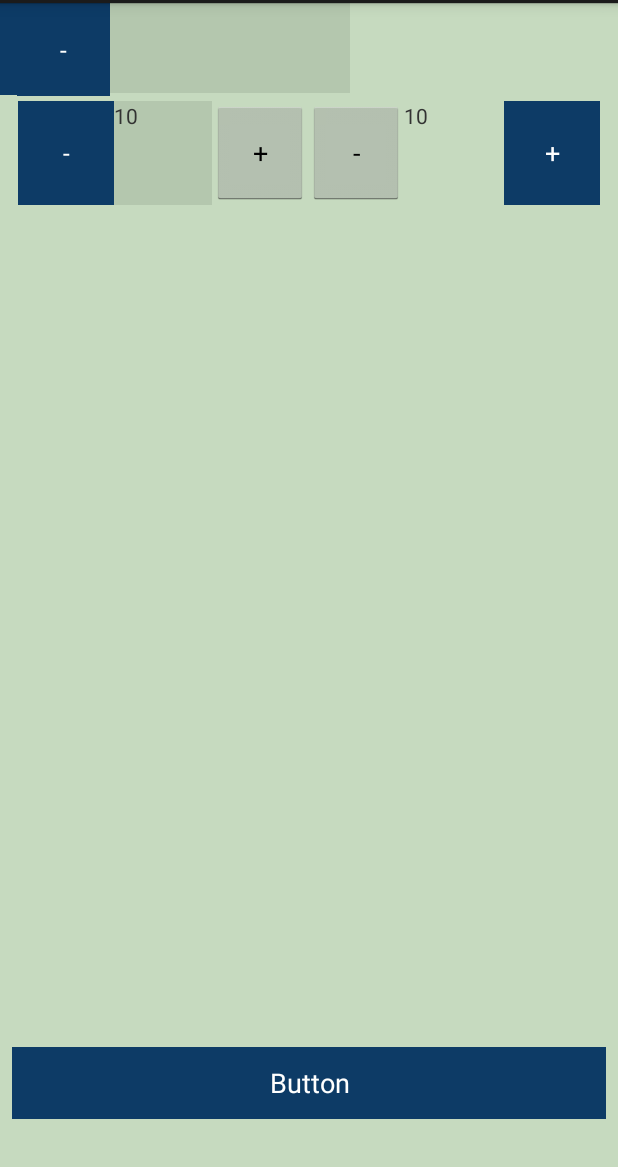
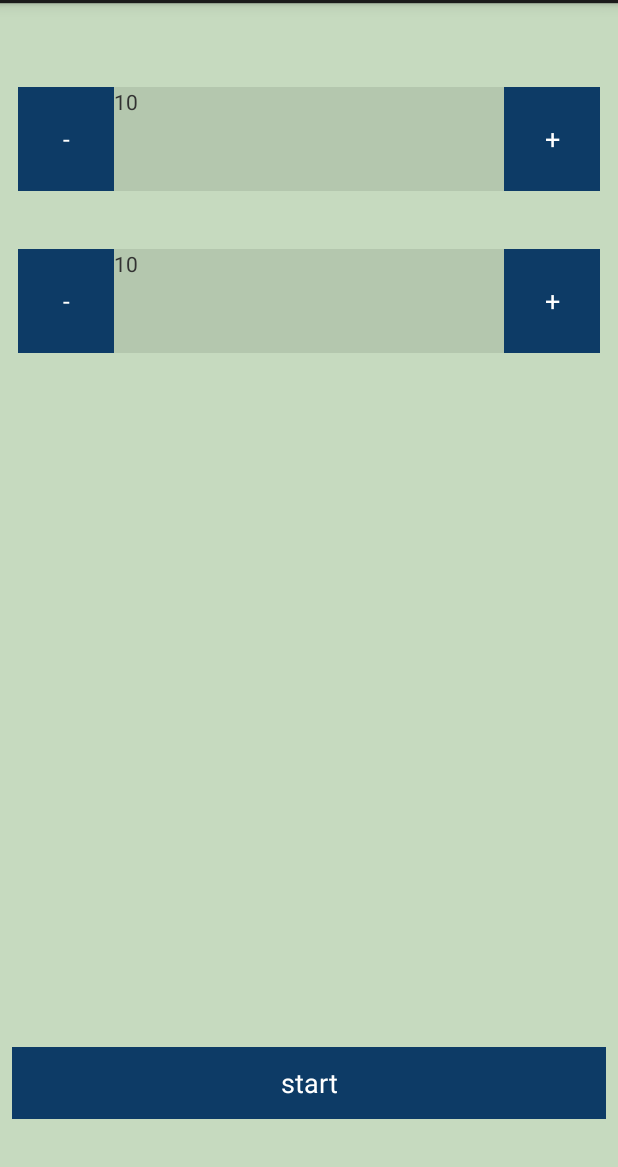
Before and after one commit to liquidwhale/SovietTimer, an Android app: the screen it shows after launch (MainActivity), on a phone screen of 412 x 824 dp, the part 69-1236 px from its top. Run offline under Robolectric (Android 15) with nearby library versions, the phone set to English and light mode, and no system bars.

Commit message:
add 2nd LinearLayout

```diff
--- a/app/src/main/java/cloud/akadem/soviettimer/MainActivity.java
+++ b/app/src/main/java/cloud/akadem/soviettimer/MainActivity.java
@@ -8,55 +8,54 @@ import android.widget.Button;
 import android.widget.TextView;
 
 public class MainActivity extends Activity {
-    public static final String EXTRA_TIME_PERIOD = "cloud.akadem.soviettimer.EXTRA_TIME_PERIOD";
-    private int array[] = {10,10};
-//    private View v1 = findViewById(R.id.textView1);
-//    private View v2 = findViewById(R.id.textView2);
-    Button minusButton1;
-    Button plusButton1;// = (Button) findViewById(R.id.plusButton1);
-    private TextView textView1;// =  (TextView) findViewById(R.id.textView1);
-    Button minusButton2;// = (Button) findViewById(R.id.minusButton2);
-    Button plusButton2;// = (Button) findViewById(R.id.plusButton2);
-    private TextView textView2;// =  (TextView) findViewById(R.id.textView2);
+    private int intervals[] = {10,10};
+    private TextView textView1;
+    private TextView textView2;
 
     @Override
     protected void onCreate(Bundle savedInstanceState) {
         super.onCreate(savedInstanceState);
         setContentView(R.layout.activity_main);
-        minusButton1 = (Button) findViewById(R.id.minusButton1);
-        plusButton1 = (Button) findViewById(R.id.plusButton1);
-        final TextView textView1 =  (TextView) findViewById(R.id.textView1);
-        minusButton2 = (Button) findViewById(R.id.minusButton2);
-        plusButton2 = (Button) findViewById(R.id.plusButton2);
-        final TextView textView2 =  (TextView) findViewById(R.id.textView2);
-        updateTimePeriodTextView(textView1, array[0]);
-        updateTimePeriodTextView(textView2, array[1]);
+
+        Button minusButton1 = (Button) findViewById(R.id.minusButton1);
+        Button plusButton1 = (Button) findViewById(R.id.plusButton1);
+        textView1 =  (TextView) findViewById(R.id.textView1);
+
+        Button minusButton2 = (Button) findViewById(R.id.minusButton2);
+        Button plusButton2 = (Button) findViewById(R.id.plusButton2);
+        textView2 =  (TextView) findViewById(R.id.textView2);
+
+        updateTimePeriodTextView(textView1, intervals[0]);
+        updateTimePeriodTextView(textView2, intervals[1]);
+
         minusButton1.setOnClickListener(new View.OnClickListener() {
             public void onClick (View v1){
-                array[0] = decreaseTimePeriod(textView1, array[0]);
+                intervals[0] = decreaseTimePeriod(textView1, intervals[0]);
             }
         });
+
         plusButton1.setOnClickListener(new View.OnClickListener() {
             public void onClick (View v1){
-                array[0] = increaseTimePeriod(textView1, array[0]);
+                intervals[0] = increaseTimePeriod(textView1, intervals[0]);
             }
         });
+
         minusButton2.setOnClickListener(new View.OnClickListener() {
             public void onClick (View v1){
-                array[1] = decreaseTimePeriod(textView2, array[1]);
+                intervals[1] = decreaseTimePeriod(textView2, intervals[1]);
             }
         });
+
         plusButton2.setOnClickListener(new View.OnClickListener() {
             public void onClick (View v1){
-                array[1] = increaseTimePeriod(textView2, array[1]);
+                intervals[1] = increaseTimePeriod(textView2, intervals[1]);
             }
         });
     }
 
     public void startTimer(View view) {
         Intent intent = new Intent(this, TimerActivity.class);
-        //intent.putExtra(EXTRA_TIME_PERIOD, Integer.toString(timePeriod));
-        intent.putExtra("numbers", array);
+        intent.putExtra("intervals", intervals);
         startActivity(intent);
     }
 
@@ -76,6 +75,4 @@ public class MainActivity extends Activity {
         TextView textView = (TextView) view;
         textView.setText(Integer.toString(k));
     }
-
-
 }
--- a/app/src/main/java/cloud/akadem/soviettimer/TimerActivity.java
+++ b/app/src/main/java/cloud/akadem/soviettimer/TimerActivity.java
@@ -23,7 +23,7 @@ public class TimerActivity extends Activity {
 
         // Get the Intent that started this activity and extract the string
         Intent intent = getIntent();
-        timePeriods = intent.getIntArrayExtra("numbers");
+        timePeriods = intent.getIntArrayExtra("intervals");
         maxPeriodCount = timePeriods.length;
     }
 
@@ -41,7 +41,7 @@ public class TimerActivity extends Activity {
                 @Override
                 public void onTick(long millisUntilFinished) {
                     int n = (int) millisUntilFinished;
-                    countDownTextView.setText("" + n/1000);
+                    countDownTextView.setText("" + n / 1000);
                 }
 
                 @Override
--- a/app/src/main/res/layout/activity_main.xml
+++ b/app/src/main/res/layout/activity_main.xml
@@ -8,47 +8,111 @@
     tools:context="cloud.akadem.soviettimer.MainActivity"
     android:background="#c6dabf">
 
+
+    <LinearLayout
+        android:layout_width="0dp"
+        android:layout_height="69dp"
+        android:layout_marginEnd="12dp"
+        android:layout_marginStart="12dp"
+        android:layout_marginTop="56dp"
+        android:orientation="horizontal"
+        app:layout_constraintLeft_toLeftOf="parent"
+        app:layout_constraintRight_toRightOf="parent"
+        app:layout_constraintTop_toTopOf="parent"
+        tools:layout_constraintLeft_creator="1"
+        tools:layout_constraintRight_creator="1"
+        tools:layout_constraintTop_creator="1">
+
+        <Button
+            android:id="@+id/minusButton1"
+            style="@android:style/DeviceDefault.Light.ButtonBar"
+            android:layout_width="wrap_content"
+            android:layout_height="match_parent"
+            android:background="#0d3b66"
+            android:onClick="decreaseTimePeriod"
+            android:text="-"
+            android:textColor="@android:color/white"
+            tools:layout_editor_absoluteX="305dp"
+            tools:layout_editor_absoluteY="25dp" />
+
         <TextView
-        android:id="@+id/textView3"
-        android:layout_width="233dp"
-        android:layout_height="60dp"
+            android:id="@+id/textView1"
+            android:layout_width="0dp"
+            android:layout_height="match_parent"
             android:layout_weight="0.7"
             android:background="#b4c7ae"
-        tools:layout_editor_absoluteX="76dp"
-        tools:layout_editor_absoluteY="159dp" />
+            tools:layout_editor_absoluteX="93dp"
+            tools:layout_editor_absoluteY="25dp" />
 
         <Button
-        android:id="@+id/button2"
-        android:layout_width="63dp"
-        android:layout_height="61dp"
+            android:id="@+id/plusButton1"
+            android:layout_width="wrap_content"
+            android:layout_height="match_parent"
             android:background="#0d3b66"
             android:onClick="increaseTimePeriod"
             android:text="+"
             android:textColor="@android:color/white"
             tools:layout_editor_absoluteX="305dp"
-        tools:layout_editor_absoluteY="159dp" />
+            tools:layout_editor_absoluteY="25dp" />
+
+
+    </LinearLayout>
+
+    <LinearLayout
+        android:layout_width="0dp"
+        android:layout_height="69dp"
+        android:layout_marginEnd="12dp"
+        android:layout_marginStart="12dp"
+        android:layout_marginTop="164dp"
+        android:orientation="horizontal"
+        app:layout_constraintLeft_toLeftOf="parent"
+        app:layout_constraintRight_toRightOf="parent"
+        app:layout_constraintTop_toTopOf="parent"
+        tools:layout_constraintLeft_creator="1"
+        tools:layout_constraintRight_creator="1"
+        tools:layout_constraintTop_creator="1">
 
         <Button
-        android:id="@+id/minusButton"
+            android:id="@+id/minusButton2"
             style="@android:style/DeviceDefault.Light.ButtonBar"
-        android:layout_width="62dp"
-        android:layout_height="62dp"
-        android:layout_marginLeft="11dp"
-        android:layout_marginStart="11dp"
+            android:layout_width="wrap_content"
+            android:layout_height="match_parent"
             android:background="#0d3b66"
             android:onClick="decreaseTimePeriod"
             android:text="-"
             android:textColor="@android:color/white"
-        app:layout_constraintLeft_toLeftOf="parent"
-        tools:layout_editor_absoluteY="159dp" />
+            tools:layout_editor_absoluteX="305dp"
+            tools:layout_editor_absoluteY="25dp" />
+
+        <TextView
+            android:id="@+id/textView2"
+            android:layout_width="0dp"
+            android:layout_height="match_parent"
+            android:layout_weight="0.7"
+            android:background="#b4c7ae"
+            tools:layout_editor_absoluteX="93dp"
+            tools:layout_editor_absoluteY="25dp" />
 
         <Button
-        android:text="Button"
+            android:id="@+id/plusButton2"
+            android:layout_width="wrap_content"
+            android:layout_height="match_parent"
+            android:background="#0d3b66"
+            android:onClick="increaseTimePeriod"
+            android:text="+"
+            android:textColor="@android:color/white"
+            tools:layout_editor_absoluteX="305dp"
+            tools:layout_editor_absoluteY="25dp" />
+
+
+    </LinearLayout>
+
+    <Button
+        android:text="start"
         android:layout_width="0dp"
         android:layout_height="wrap_content"
         android:id="@+id/startTimerButton"
         android:elevation="0dp"
-        tools:text="start"
         android:onClick="startTimer"
         tools:layout_constraintRight_creator="1"
         tools:layout_constraintBottom_creator="1"
@@ -64,81 +128,4 @@
         android:background="#0d3b66"
         android:textColor="@android:color/white"/>
 
-    <LinearLayout
-        android:layout_width="0dp"
-        android:layout_height="69dp"
-        android:layout_marginEnd="12dp"
-        android:layout_marginStart="12dp"
-        android:layout_marginTop="65dp"
-        android:orientation="horizontal"
-        app:layout_constraintLeft_toLeftOf="parent"
-        app:layout_constraintRight_toRightOf="parent"
-        app:layout_constraintTop_toTopOf="parent"
-        tools:layout_constraintLeft_creator="1"
-        tools:layout_constraintRight_creator="1"
-        tools:layout_constraintTop_creator="1">
-
-        <Button
-            android:id="@+id/minusButton1"
-            style="@android:style/DeviceDefault.Light.ButtonBar"
-            android:layout_width="wrap_content"
-            android:layout_height="match_parent"
-            android:background="#0d3b66"
-            android:text="-"
-            android:textColor="@android:color/white"
-            tools:layout_editor_absoluteX="305dp"
-            tools:layout_editor_absoluteY="25dp"
-            android:onClick="" />
-
-
-        <TextView
-            android:id="@+id/textView1"
-            android:layout_width="0dp"
-            android:layout_height="match_parent"
-            android:layout_weight="0.7"
-            tools:layout_editor_absoluteX="93dp"
-            tools:layout_editor_absoluteY="25dp"
-            android:background="#b4c7ae"/>
-
-
-        <Button
-            android:id="@+id/plusButton1"
-            android:layout_width="wrap_content"
-            android:layout_height="match_parent"
-            android:text="+"
-            tools:layout_editor_absoluteX="305dp"
-            android:onClick="" />
-
-        <Button
-            android:text="-"
-            android:layout_width="wrap_content"
-            android:layout_height="match_parent"
-            tools:layout_editor_absoluteY="25dp"
-            tools:layout_editor_absoluteX="305dp"
-            android:id="@+id/minusButton2"
-            android:onClick="" />
-
-        <TextView
-            android:layout_width="0dp"
-            android:layout_height="match_parent"
-            tools:layout_editor_absoluteY="25dp"
-            tools:layout_editor_absoluteX="93dp"
-            android:id="@+id/textView2"
-            android:layout_weight="0.7" />
-
-        <Button
-            android:text="+"
-            android:layout_width="wrap_content"
-            android:layout_height="match_parent"
-            tools:layout_editor_absoluteY="25dp"
-            tools:layout_editor_absoluteX="305dp"
-            android:id="@+id/plusButton2"
-            android:onClick=""
-            android:background="#0d3b66"
-            android:textColor="@android:color/white"/>
-
-
-
-    </LinearLayout>
-
 </android.support.constraint.ConstraintLayout>
```
Lines whose indentation alone changed are shown as unchanged.
